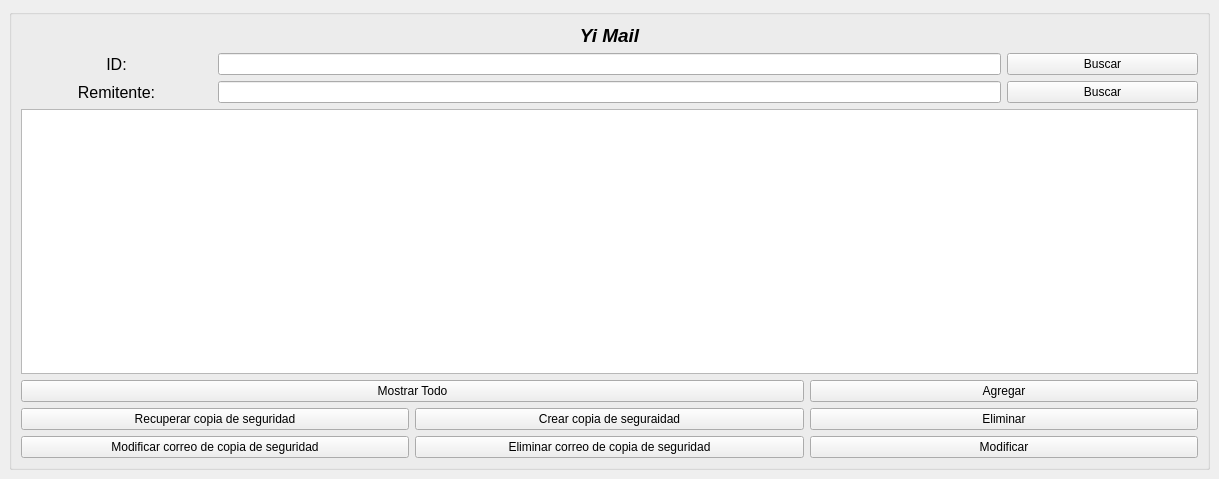
This is mainwindow.ui in roblescristian4722/lector_correo as Qt 5 draws it before an edit. The edited form follows.
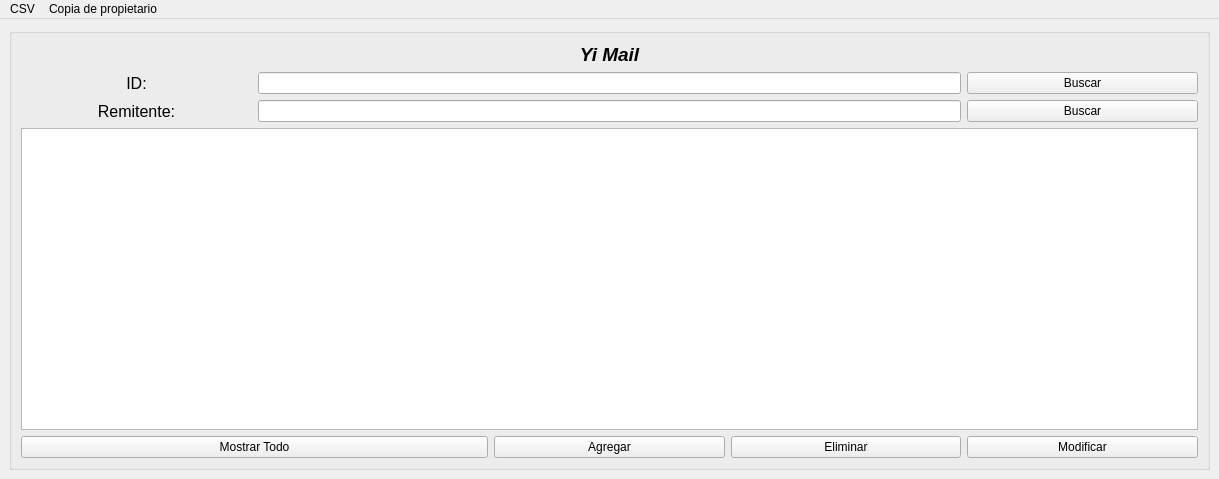
This is the edited form.

Commit message: exportar en formato de propietario añadido

What changed in the file:
```diff
--- a/mainwindow.ui
+++ b/mainwindow.ui
@@ -21,7 +21,51 @@
        <string/>
       </property>
       <layout class="QGridLayout" name="gridLayout_2">
-       <item row="3" column="0" rowspan="4" colspan="6">
+       <item row="0" column="0" colspan="5">
+        <widget class="QLabel" name="titulo">
+         <property name="font">
+          <font>
+           <pointsize>14</pointsize>
+           <weight>75</weight>
+           <italic>true</italic>
+           <bold>true</bold>
+           <underline>false</underline>
+          </font>
+         </property>
+         <property name="text">
+          <string>Yi Mail</string>
+         </property>
+         <property name="alignment">
+          <set>Qt::AlignCenter</set>
+         </property>
+        </widget>
+       </item>
+       <item row="2" column="0">
+        <widget class="QLabel" name="remL">
+         <property name="font">
+          <font>
+           <pointsize>12</pointsize>
+          </font>
+         </property>
+         <property name="text">
+          <string>Remitente:</string>
+         </property>
+         <property name="alignment">
+          <set>Qt::AlignCenter</set>
+         </property>
+        </widget>
+       </item>
+       <item row="2" column="1" colspan="3">
+        <widget class="QLineEdit" name="remLE"/>
+       </item>
+       <item row="2" column="4">
+        <widget class="QPushButton" name="remBuscarPB">
+         <property name="text">
+          <string>Buscar</string>
+         </property>
+        </widget>
+       </item>
+       <item row="3" column="0" rowspan="4" colspan="5">
         <widget class="QTableWidget" name="bandejaTabla">
          <property name="sizePolicy">
           <sizepolicy hsizetype="Expanding" vsizetype="Expanding">
@@ -63,7 +107,7 @@
           <bool>false</bool>
          </property>
          <attribute name="horizontalHeaderVisible">
-          <bool>false</bool>
+          <bool>true</bool>
          </attribute>
          <attribute name="horizontalHeaderCascadingSectionResizes">
           <bool>true</bool>
@@ -76,48 +120,38 @@
          </attribute>
         </widget>
        </item>
-       <item row="2" column="1" colspan="4">
-        <widget class="QLineEdit" name="remLE"/>
-       </item>
-       <item row="1" column="5">
-        <widget class="QPushButton" name="idBuscarPB">
-         <property name="text">
-          <string>Buscar</string>
-         </property>
-        </widget>
-       </item>
-       <item row="1" column="1" colspan="4">
+       <item row="1" column="1" colspan="3">
         <widget class="QLineEdit" name="buscar_barra"/>
        </item>
-       <item row="2" column="0">
-        <widget class="QLabel" name="remL">
+       <item row="1" column="0">
+        <widget class="QLabel" name="id_text">
+         <property name="sizePolicy">
+          <sizepolicy hsizetype="Minimum" vsizetype="Minimum">
+           <horstretch>0</horstretch>
+           <verstretch>0</verstretch>
+          </sizepolicy>
+         </property>
          <property name="font">
           <font>
            <pointsize>12</pointsize>
           </font>
          </property>
          <property name="text">
-          <string>Remitente:</string>
+          <string>ID:</string>
          </property>
          <property name="alignment">
           <set>Qt::AlignCenter</set>
          </property>
         </widget>
        </item>
-       <item row="8" column="4" colspan="2">
-        <widget class="QPushButton" name="agregar">
-         <property name="sizePolicy">
-          <sizepolicy hsizetype="Minimum" vsizetype="Preferred">
-           <horstretch>0</horstretch>
-           <verstretch>1</verstretch>
-          </sizepolicy>
-         </property>
+       <item row="1" column="4">
+        <widget class="QPushButton" name="idBuscarPB">
          <property name="text">
-          <string>Agregar</string>
+          <string>Buscar</string>
          </property>
         </widget>
        </item>
-       <item row="10" column="4" colspan="2">
+       <item row="8" column="4">
         <widget class="QPushButton" name="modificar">
          <property name="sizePolicy">
           <sizepolicy hsizetype="Preferred" vsizetype="Preferred">
@@ -130,39 +164,7 @@
          </property>
         </widget>
        </item>
-       <item row="8" column="0" colspan="4">
-        <widget class="QPushButton" name="mostrarTodo">
-         <property name="sizePolicy">
-          <sizepolicy hsizetype="Minimum" vsizetype="Preferred">
-           <horstretch>0</horstretch>
-           <verstretch>0</verstretch>
-          </sizepolicy>
-         </property>
-         <property name="text">
-          <string>Mostrar Todo</string>
-         </property>
-        </widget>
-       </item>
-       <item row="0" column="0" colspan="6">
-        <widget class="QLabel" name="titulo">
-         <property name="font">
-          <font>
-           <pointsize>14</pointsize>
-           <weight>75</weight>
-           <italic>true</italic>
-           <bold>true</bold>
-           <underline>false</underline>
-          </font>
-         </property>
-         <property name="text">
-          <string>Yi Mail</string>
-         </property>
-         <property name="alignment">
-          <set>Qt::AlignCenter</set>
-         </property>
-        </widget>
-       </item>
-       <item row="9" column="4" colspan="2">
+       <item row="8" column="3">
         <widget class="QPushButton" name="eliminar">
          <property name="sizePolicy">
           <sizepolicy hsizetype="Minimum" vsizetype="Preferred">
@@ -175,59 +177,29 @@
          </property>
         </widget>
        </item>
-       <item row="2" column="5">
-        <widget class="QPushButton" name="remBuscarPB">
+       <item row="8" column="2">
+        <widget class="QPushButton" name="agregar">
+         <property name="sizePolicy">
+          <sizepolicy hsizetype="Minimum" vsizetype="Preferred">
+           <horstretch>0</horstretch>
+           <verstretch>1</verstretch>
+          </sizepolicy>
+         </property>
          <property name="text">
-          <string>Buscar</string>
+          <string>Agregar</string>
          </property>
         </widget>
        </item>
-       <item row="1" column="0">
-        <widget class="QLabel" name="id_text">
+       <item row="8" column="0" colspan="2">
+        <widget class="QPushButton" name="mostrarTodo">
          <property name="sizePolicy">
-          <sizepolicy hsizetype="Minimum" vsizetype="Minimum">
+          <sizepolicy hsizetype="Minimum" vsizetype="Preferred">
            <horstretch>0</horstretch>
            <verstretch>0</verstretch>
           </sizepolicy>
          </property>
-         <property name="font">
-          <font>
-           <pointsize>12</pointsize>
-          </font>
-         </property>
          <property name="text">
-          <string>ID:</string>
-         </property>
-         <property name="alignment">
-          <set>Qt::AlignCenter</set>
-         </property>
-        </widget>
-       </item>
-       <item row="9" column="2" colspan="2">
-        <widget class="QPushButton" name="crearCopiaPB">
-         <property name="text">
-          <string>Crear copia de seguraidad</string>
-         </property>
-        </widget>
-       </item>
-       <item row="9" column="0" colspan="2">
-        <widget class="QPushButton" name="recuperarCopiaPB">
-         <property name="text">
-          <string>Recuperar copia de seguridad</string>
-         </property>
-        </widget>
-       </item>
-       <item row="10" column="0" colspan="2">
-        <widget class="QPushButton" name="modificarCopiaPB">
-         <property name="text">
-          <string>Modificar correo de copia de seguridad</string>
-         </property>
-        </widget>
-       </item>
-       <item row="10" column="2" colspan="2">
-        <widget class="QPushButton" name="eliminarCopiaPB">
-         <property name="text">
-          <string>Eliminar correo de copia de seguridad</string>
+          <string>Mostrar Todo</string>
          </property>
         </widget>
        </item>
@@ -236,6 +208,61 @@
     </item>
    </layout>
   </widget>
+  <widget class="QMenuBar" name="menuBar">
+   <property name="geometry">
+    <rect>
+     <x>0</x>
+     <y>0</y>
+     <width>1219</width>
+     <height>24</height>
+    </rect>
+   </property>
+   <widget class="QMenu" name="menuCSV">
+    <property name="title">
+     <string>CSV</string>
+    </property>
+    <addaction name="actionRecuperar_copia_de_seguridad"/>
+    <addaction name="separator"/>
+    <addaction name="actionCrear_copia_de_seguridad"/>
+    <addaction name="separator"/>
+    <addaction name="actionEliminar_correo_en_copia_de_seguridad"/>
+    <addaction name="separator"/>
+    <addaction name="actionModificar_correo_en_copia_de_seguridad"/>
+   </widget>
+   <widget class="QMenu" name="menuCopia_de_propietario">
+    <property name="title">
+     <string>Copia de propietario</string>
+    </property>
+    <addaction name="actionExportar_copia_de_propietario"/>
+   </widget>
+   <addaction name="menuCSV"/>
+   <addaction name="menuCopia_de_propietario"/>
+  </widget>
+  <action name="actionRecuperar_copia_de_seguridad">
+   <property name="text">
+    <string>Recuperar copia de seguridad</string>
+   </property>
+  </action>
+  <action name="actionCrear_copia_de_seguridad">
+   <property name="text">
+    <string>Crear copia de seguridad</string>
+   </property>
+  </action>
+  <action name="actionModificar_correo_en_copia_de_seguridad">
+   <property name="text">
+    <string>Modificar correo en copia de seguridad</string>
+   </property>
+  </action>
+  <action name="actionEliminar_correo_en_copia_de_seguridad">
+   <property name="text">
+    <string>Eliminar correo en copia de seguridad</string>
+   </property>
+  </action>
+  <action name="actionExportar_copia_de_propietario">
+   <property name="text">
+    <string>Exportar copia de propietario</string>
+   </property>
+  </action>
  </widget>
  <tabstops>
   <tabstop>remLE</tabstop>
```
The commit also changes 5 other files.
